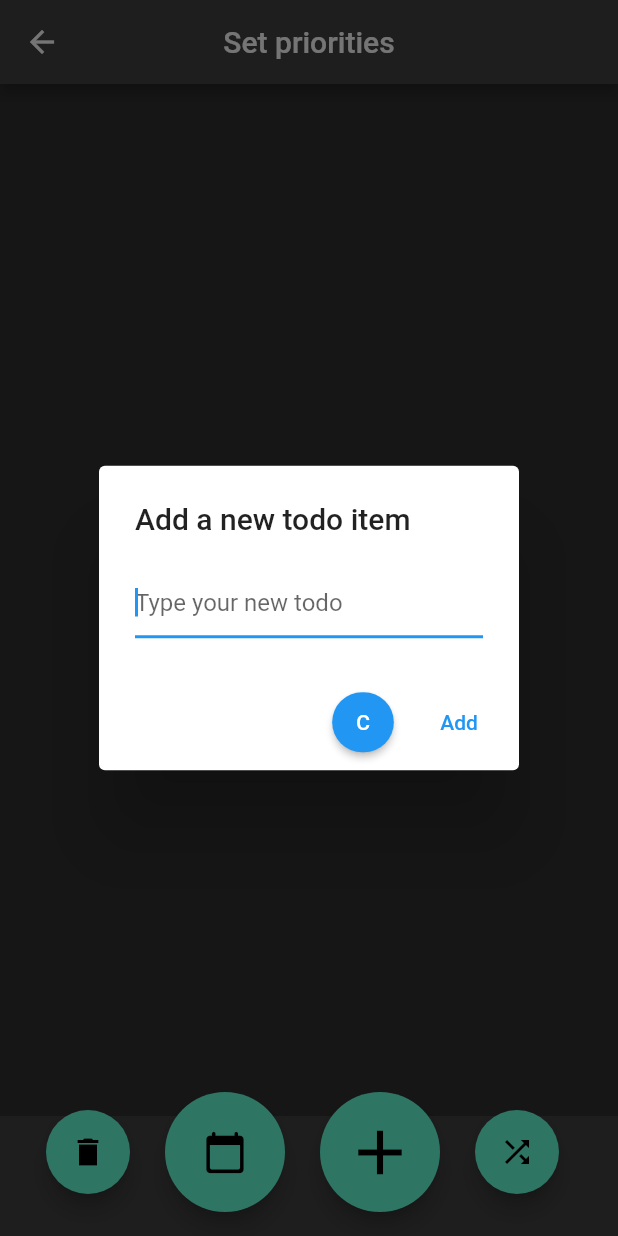
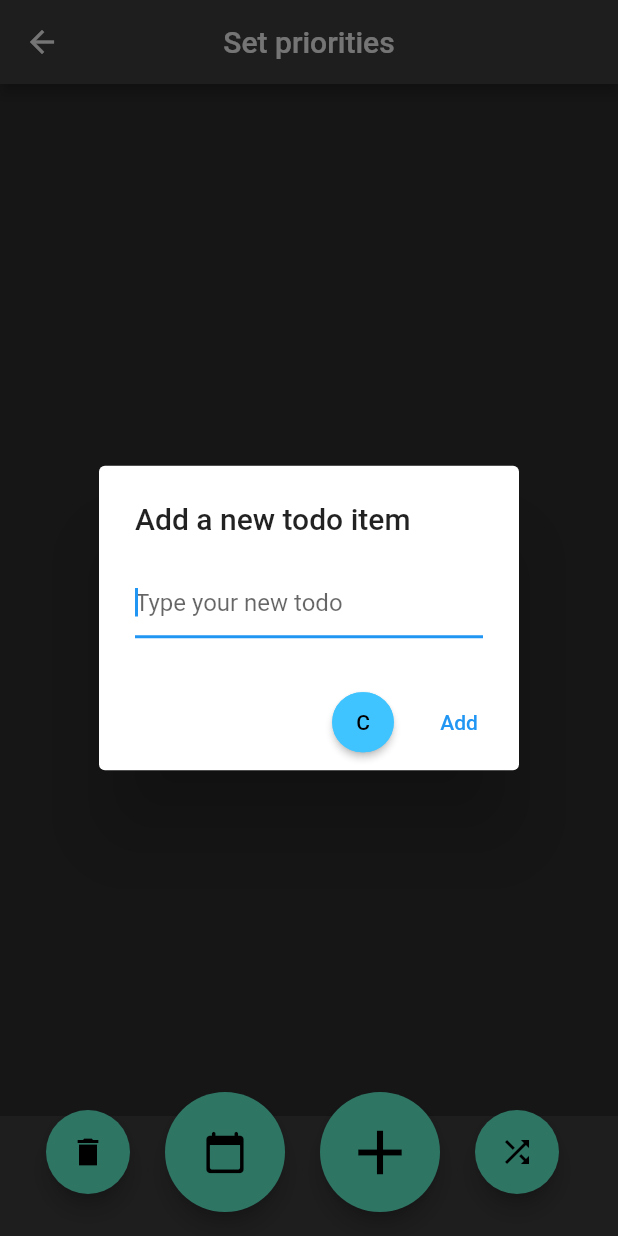
Before and after one commit to MagMueller/king_of_live, a Flutter app: the PrioPage screen opened directly, after a tap on the "add" icon, on a phone screen of 412 x 824 dp. Run offline on Flutter 3.47's test engine with Material 2 defaults, Android fonts, the phone set to English and light mode, and no system bars; our stand-ins replace flutter_colorpicker, shared_preferences, syncfusion_flutter_calendar, url_launcher_web; missing offline and left inert: desktop_window, duration_picker, shared_preferences_web; accounts and stored records are empty.

Commit message:
color change of prio when adding a todo

```diff
--- a/lib/pages/prio.dart
+++ b/lib/pages/prio.dart
@@ -344,16 +344,17 @@ class _PrioPageState extends State<PrioPage> {
                   style: ButtonStyle(
                       minimumSize: MaterialStateProperty.resolveWith(
                           (states) => const Size(1, 40)),
-
+                      backgroundColor: MaterialStateProperty.resolveWith(
+                              (states) =>  getMyColor(currentPrio, false)),
                       ///backgroundColor: get_my_color(user.prio, user.done),
                       shape: MaterialStateProperty.all<RoundedRectangleBorder>(
                           RoundedRectangleBorder(
                         borderRadius: BorderRadius.circular(700.0),
-                        //side: BorderSide(color: currentColor, width: 10.0)
+                        side: BorderSide(color: getMyColor(currentPrio, false), width: 10.0)
                       ))),
                   child: Text(
                     getPrioText(currentPrio),
-                    //style: TextStyle(color: currentTextColor),
+                    style: TextStyle(color: getOppositeColor(getMyColor(currentPrio, false))),
                   ),
 
                   ///prio logic
```
